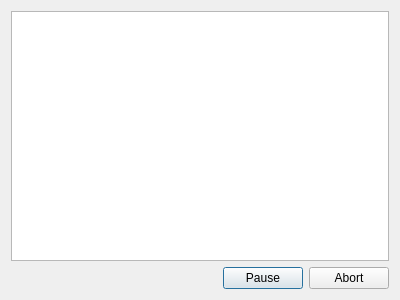
This is gui/commandsrundialog.ui in jrueb/Burn-InSetupControlSoftware as Qt 5 draws it before an edit. The edited form follows.
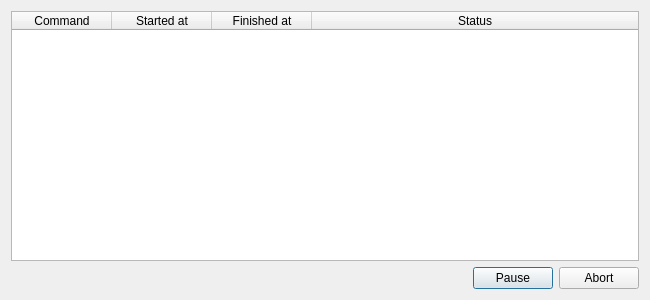
This is the edited form.

Commit message: Implement executing command list

The edit to the form file:
```diff
--- a/gui/commandsrundialog.ui
+++ b/gui/commandsrundialog.ui
@@ -6,7 +6,7 @@
    <rect>
     <x>0</x>
     <y>0</y>
-    <width>400</width>
+    <width>650</width>
     <height>300</height>
    </rect>
   </property>
@@ -15,7 +15,52 @@
   </property>
   <layout class="QVBoxLayout" name="verticalLayout">
    <item>
-    <widget class="QTableView" name="tableView"/>
+    <widget class="QTableWidget" name="commands_table">
+     <property name="editTriggers">
+      <set>QAbstractItemView::NoEditTriggers</set>
+     </property>
+     <property name="selectionMode">
+      <enum>QAbstractItemView::SingleSelection</enum>
+     </property>
+     <property name="selectionBehavior">
+      <enum>QAbstractItemView::SelectRows</enum>
+     </property>
+     <property name="showGrid">
+      <bool>false</bool>
+     </property>
+     <attribute name="horizontalHeaderHighlightSections">
+      <bool>false</bool>
+     </attribute>
+     <attribute name="horizontalHeaderStretchLastSection">
+      <bool>true</bool>
+     </attribute>
+     <attribute name="verticalHeaderVisible">
+      <bool>false</bool>
+     </attribute>
+     <attribute name="verticalHeaderHighlightSections">
+      <bool>false</bool>
+     </attribute>
+     <column>
+      <property name="text">
+       <string>Command</string>
+      </property>
+     </column>
+     <column>
+      <property name="text">
+       <string>Started at</string>
+      </property>
+     </column>
+     <column>
+      <property name="text">
+       <string>Finished at</string>
+      </property>
+     </column>
+     <column>
+      <property name="text">
+       <string>Status</string>
+      </property>
+     </column>
+    </widget>
    </item>
    <item>
     <layout class="QHBoxLayout" name="horizontalLayout">
```
The commit also changes 9 other files.
